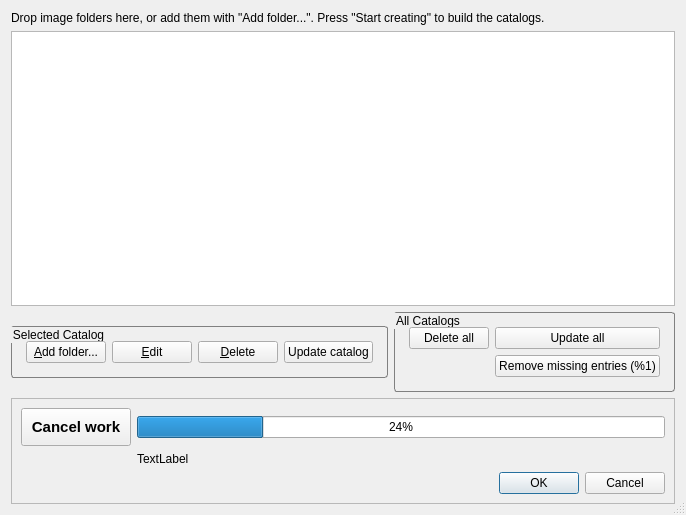
nai62/quickviewer, file apps/quickviewer/src/catalog/cataloglist.ui: the form before one commit.
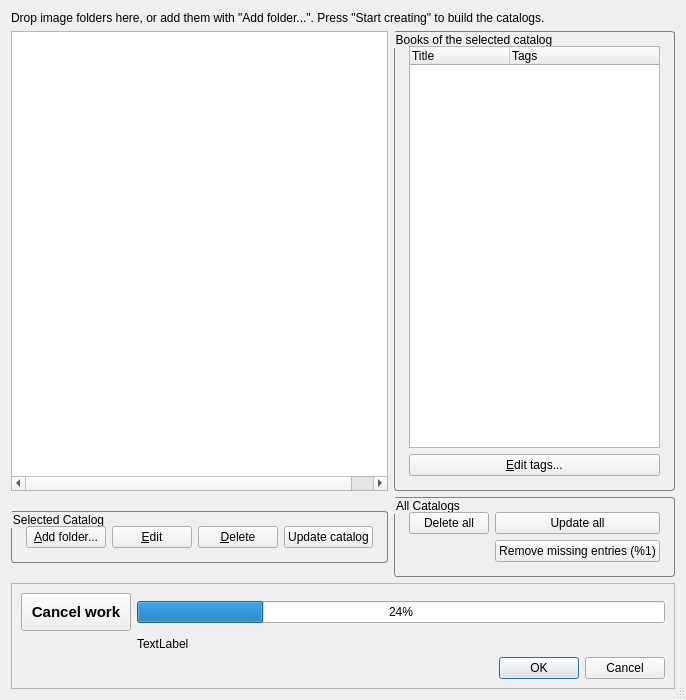
The form after the commit.

Commit message:
feat: edit the tags of a book from the catalog manager
"Manage catalogs" listed catalogues only, so the books of one catalogue and
the tags they carry were out of reach unless the panel behind the dialog was
open.

Selecting a catalogue now lists its books - every volume the catalog holds,
whether or not it has a cover - with the tags each of them carries, and
"Edit tags..." opens the same editor the catalog list uses. CatalogDatabase
gains catalogVolumes() for that list: one query for the volumes and one for
their tags.

The edit to the form file:
```diff
--- a/apps/quickviewer/src/catalog/cataloglist.ui
+++ b/apps/quickviewer/src/catalog/cataloglist.ui
@@ -7,7 +7,7 @@
     <x>0</x>
     <y>0</y>
     <width>623</width>
-    <height>515</height>
+    <height>700</height>
    </rect>
   </property>
   <property name="acceptDrops">
@@ -129,7 +129,7 @@
      </layout>
     </widget>
    </item>
-   <item row="1" column="0" colspan="2">
+   <item row="1" column="0">
     <widget class="QTreeWidget" name="treeWidget">
      <property name="sizePolicy">
       <sizepolicy hsizetype="Expanding" vsizetype="Expanding">
@@ -172,6 +172,36 @@
      </column>
     </widget>
    </item>
+   <item row="1" column="1">
+    <widget class="QGroupBox" name="booksGroup">
+     <property name="title">
+      <string extracomment="Frame holding the books of the catalog selected above, and the button that edits the tags of one of them">Books of the selected catalog</string>
+     </property>
+     <layout class="QGridLayout" name="booksLayout">
+      <item row="0" column="0">
+       <widget class="QTreeWidget" name="booksTree">
+        <column>
+         <property name="text">
+          <string extracomment="Column of the list of books that shows the title of a book">Title</string>
+         </property>
+        </column>
+        <column>
+         <property name="text">
+          <string extracomment="Column of the list of books that shows the tags of a book">Tags</string>
+         </property>
+        </column>
+       </widget>
+      </item>
+      <item row="1" column="0">
+       <widget class="QPushButton" name="editTagsButton">
+        <property name="text">
+         <string extracomment="Button that opens the dialog which edits the title and tags of the selected book">&amp;Edit tags...</string>
+        </property>
+       </widget>
+      </item>
+     </layout>
+    </widget>
+   </item>
    <item row="3" column="0" colspan="2">
     <widget class="QFrame" name="frame">
      <property name="sizePolicy">
```
The commit also changes 10 other files.
